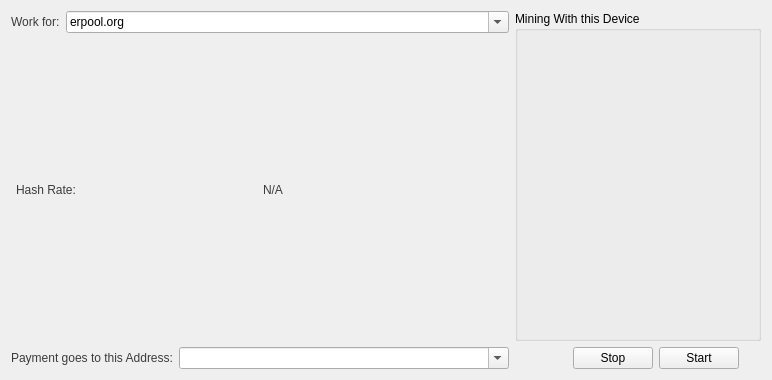
This is src/qt/forms/miner.ui in ecoinchain/ecoin as Qt 5 draws it before an edit. The edited form follows.
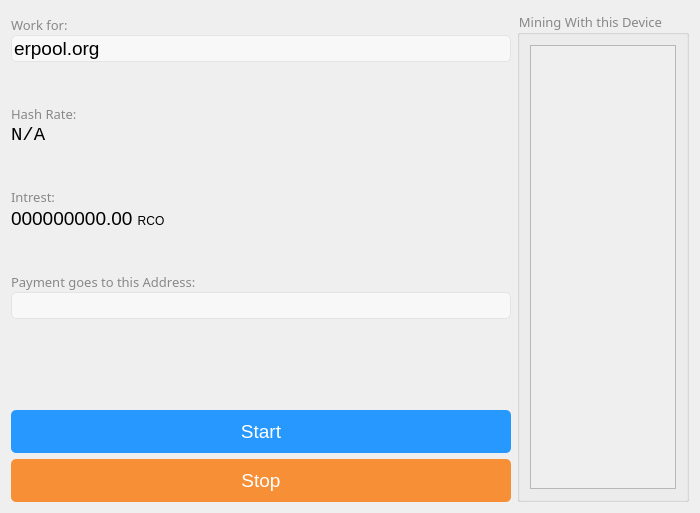
This is the edited form. Icons and pictures are not drawn. Custom widgets are drawn as their Qt base class.

Diff of the .ui file:
```diff
--- a/src/qt/forms/miner.ui
+++ b/src/qt/forms/miner.ui
@@ -2,44 +2,116 @@
 <ui version="4.0">
  <class>MinerSetup</class>
  <widget class="QWidget" name="MinerSetup">
+  <property name="font">
+   <font>
+    <weight>1</weight>
+    <italic>false</italic>
+    <bold>false</bold>
+   </font>
+  </property>
   <property name="windowTitle">
    <string>Contribute to a Pool</string>
   </property>
   <property name="styleSheet">
-   <string notr="true">#WatchImmature , #framePending{
+   <string notr="true">#stopbutton {
+color: rgb(255, 255, 255);
+background-color:#F78F36;
 border-radius: 5px;
-background-color: qlineargradient(spread:pad, x1:0, y1:0, x2:0, y2:1, stop:0 rgba(185, 188, 192, 255), stop:1 rgba(153, 158, 163, 255))
+font : 14pt;
 }
 
-QFrame#frameBalance {
-background-color: qlineargradient(spread:pad, x1:0, y1:0, x2:1, y2:0, stop:0 #009ECF, stop:1 #00AFE5);
-
+#startbutton {
+color: rgb(255, 255, 255);
+background-color:#2798FF;
 border-radius: 5px;
+font : 14pt;
 }
 
-QFrame#frameTotal {
-background-color: rgb(248, 248, 248);
-border-radius: 5px;
+#startbutton:pressed {
+background-color:#1C8AEE ;
 }
 
-#frameHistory {
-background-color: rgb(248, 248, 248);
+#stopbutton:pressed {
+background-color:#EA8128 ;
+}
+
+
+#startbutton:hover, #stopbutton:hover {
+}
+
+QComboBox {
+background: #F8F8F8;
+border: 1px solid #E4E4E4;
 border-radius: 5px;
+font : 14pt;
 }
 
-QLabel {
-	color: rgb(57, 60, 61);
+QComboBox::down-arrow {
+    image: url(:/icons/down);
 }
 
-</string>
+QComboBox::down-arrow:on { /* shift the arrow when popup is open */
+    image: url(:/icons/up);
+}
+QComboBox::drop-down {
+    subcontrol-origin: padding;
+    subcontrol-position: top right;
+
+    border-left-width: 0px;
+    border-left-color: darkgray;
+    border-left-style: solid; /* just a single line */
+    border-top-right-radius: 3px; /* same radius as the QComboBox */
+    border-bottom-right-radius: 3px;
+}
+
+* {
+	font: 14 pt;
+}
+
+#unitlabel {
+	font : 6pt;
+}
+
+#hashrate, #Interest  {
+font-size: 14pt;
+color: #000000;
+letter-spacing: 0.5pt;
+line-height: 14pt;
+}
+
+#workfor , #hashrate_label, #Interestlabel , #username_label, #cpu_select_group {
+font-family: PingFangSC-Regular;
+font-size: 10pt;
+color: #888888;
+letter-spacing: 0.5pt;
+line-height: 14pt;
+}</string>
   </property>
-  <layout class="QHBoxLayout" name="horizontalLayout_5" stretch="2,8">
+  <layout class="QHBoxLayout" name="horizontalLayout">
    <item>
-    <layout class="QVBoxLayout" name="verticalLayout">
+    <layout class="QVBoxLayout" name="verticalLayout_6" stretch="0,1,0,1,0,1,0,3,0,0">
      <item>
-      <layout class="QHBoxLayout" name="horizontalLayout" stretch="0,1">
+      <layout class="QVBoxLayout" name="verticalLayout">
+       <property name="spacing">
+        <number>1</number>
+       </property>
+       <property name="topMargin">
+        <number>5</number>
+       </property>
+       <property name="bottomMargin">
+        <number>5</number>
+       </property>
        <item>
-        <widget class="QLabel" name="label">
+        <widget class="QLabel" name="workfor">
+         <property name="font">
+          <font>
+           <family>PingFangSC-Regular</family>
+           <pointsize>10</pointsize>
+           <weight>1</weight>
+           <italic>false</italic>
+           <bold>false</bold>
+          </font>
+         </property>
          <property name="text">
           <string>Work for:</string>
          </property>
@@ -47,6 +119,14 @@
        </item>
        <item>
         <widget class="QComboBox" name="location">
+         <property name="font">
+          <font>
+           <pointsize>14</pointsize>
+           <weight>50</weight>
+           <italic>false</italic>
+           <bold>false</bold>
+          </font>
+         </property>
          <property name="editable">
           <bool>true</bool>
          </property>
@@ -60,21 +140,40 @@
       </layout>
      </item>
      <item>
-      <layout class="QHBoxLayout" name="horizontalLayout_3">
-       <property name="leftMargin">
-        <number>5</number>
+      <spacer name="verticalSpacer_2">
+       <property name="orientation">
+        <enum>Qt::Vertical</enum>
+       </property>
+       <property name="sizeHint" stdset="0">
+        <size>
+         <width>20</width>
+         <height>40</height>
+        </size>
+       </property>
+      </spacer>
+     </item>
+     <item>
+      <layout class="QVBoxLayout" name="verticalLayout_3">
+       <property name="spacing">
+        <number>1</number>
        </property>
        <property name="topMargin">
         <number>5</number>
        </property>
-       <property name="rightMargin">
-        <number>5</number>
-       </property>
        <property name="bottomMargin">
         <number>5</number>
        </property>
        <item>
-        <widget class="QLabel" name="label_2">
+        <widget class="QLabel" name="hashrate_label">
+         <property name="font">
+          <font>
+           <family>PingFangSC-Regular</family>
+           <pointsize>10</pointsize>
+           <weight>1</weight>
+           <italic>false</italic>
+           <bold>false</bold>
+          </font>
+         </property>
          <property name="text">
           <string>Hash Rate:</string>
          </property>
@@ -82,6 +181,15 @@
        </item>
        <item>
         <widget class="QLabel" name="hashrate">
+         <property name="font">
+          <font>
+           <family>Monospace</family>
+           <pointsize>14</pointsize>
+           <weight>1</weight>
+           <italic>false</italic>
+           <bold>false</bold>
+          </font>
+         </property>
          <property name="text">
           <string>N/A</string>
          </property>
@@ -90,9 +198,102 @@
       </layout>
      </item>
      <item>
-      <layout class="FlowLayout" name="flowLayout">
+      <spacer name="verticalSpacer_3">
+       <property name="orientation">
+        <enum>Qt::Vertical</enum>
+       </property>
+       <property name="sizeHint" stdset="0">
+        <size>
+         <width>20</width>
+         <height>40</height>
+        </size>
+       </property>
+      </spacer>
+     </item>
+     <item>
+      <layout class="QVBoxLayout" name="verticalLayout_4">
+       <property name="spacing">
+        <number>1</number>
+       </property>
+       <property name="topMargin">
+        <number>5</number>
+       </property>
+       <property name="bottomMargin">
+        <number>5</number>
+       </property>
+       <item>
+        <widget class="QLabel" name="Interestlabel">
+         <property name="font">
+          <font>
+           <family>PingFangSC-Regular</family>
+           <pointsize>10</pointsize>
+           <weight>1</weight>
+           <italic>false</italic>
+           <bold>false</bold>
+          </font>
+         </property>
+         <property name="text">
+          <string>Intrest:</string>
+         </property>
+        </widget>
+       </item>
+       <item>
+        <widget class="QLabel" name="label_4">
+         <property name="sizePolicy">
+          <sizepolicy hsizetype="Minimum" vsizetype="Minimum">
+           <horstretch>0</horstretch>
+           <verstretch>0</verstretch>
+          </sizepolicy>
+         </property>
+         <property name="font">
+          <font>
+           <weight>1</weight>
+           <italic>false</italic>
+           <bold>false</bold>
+          </font>
+         </property>
+         <property name="text">
+          <string>&lt;html&gt;&lt;head/&gt;&lt;body&gt;&lt;p&gt;&lt;span style=&quot; font-size:14pt;&quot;&gt;000000000.00 &lt;/span&gt;&lt;span style=&quot; font-size:9pt;&quot;&gt;RCO&lt;/span&gt;&lt;/p&gt;&lt;/body&gt;&lt;/html&gt;</string>
+         </property>
+        </widget>
+       </item>
+      </layout>
+     </item>
+     <item>
+      <spacer name="verticalSpacer_4">
+       <property name="orientation">
+        <enum>Qt::Vertical</enum>
+       </property>
+       <property name="sizeHint" stdset="0">
+        <size>
+         <width>20</width>
+         <height>40</height>
+        </size>
+       </property>
+      </spacer>
+     </item>
+     <item>
+      <layout class="QVBoxLayout" name="verticalLayout_5">
+       <property name="spacing">
+        <number>1</number>
+       </property>
+       <property name="topMargin">
+        <number>5</number>
+       </property>
+       <property name="bottomMargin">
+        <number>5</number>
+       </property>
        <item>
         <widget class="QLabel" name="username_label">
+         <property name="font">
+          <font>
+           <family>PingFangSC-Regular</family>
+           <pointsize>10</pointsize>
+           <weight>1</weight>
+           <italic>false</italic>
+           <bold>false</bold>
+          </font>
+         </property>
          <property name="text">
           <string>Payment goes to this Address:</string>
          </property>
@@ -102,10 +303,18 @@
         <widget class="QComboBox" name="username">
          <property name="minimumSize">
           <size>
-           <width>330</width>
+           <width>500</width>
            <height>0</height>
           </size>
          </property>
+         <property name="font">
+          <font>
+           <pointsize>14</pointsize>
+           <weight>50</weight>
+           <italic>false</italic>
+           <bold>false</bold>
+          </font>
+         </property>
          <property name="editable">
           <bool>true</bool>
          </property>
@@ -113,96 +322,92 @@
        </item>
       </layout>
      </item>
-    </layout>
-   </item>
-   <item>
-    <layout class="QVBoxLayout" name="verticalLayout_2">
      <item>
-      <widget class="QGroupBox" name="cpu_select_group">
-       <property name="minimumSize">
+      <spacer name="verticalSpacer">
+       <property name="orientation">
+        <enum>Qt::Vertical</enum>
+       </property>
+       <property name="sizeHint" stdset="0">
         <size>
-         <width>0</width>
-         <height>330</height>
+         <width>20</width>
+         <height>40</height>
         </size>
        </property>
-       <property name="title">
-        <string>Mining With this Device</string>
+      </spacer>
+     </item>
+     <item>
+      <widget class="QPushButton" name="startbutton">
+       <property name="styleSheet">
+        <string notr="true">padding : 10px;</string>
        </property>
-       <layout class="QGridLayout" name="cpu_select_group_layout">
-        <property name="leftMargin">
-         <number>10</number>
-        </property>
-        <property name="topMargin">
-         <number>10</number>
-        </property>
-        <property name="rightMargin">
-         <number>10</number>
-        </property>
-        <property name="bottomMargin">
-         <number>10</number>
-        </property>
-        <property name="horizontalSpacing">
-         <number>6</number>
-        </property>
-       </layout>
+       <property name="text">
+        <string>Start</string>
+       </property>
       </widget>
      </item>
      <item>
-      <layout class="QHBoxLayout" name="horizontalLayout_2" stretch="8,0,0,3">
-       <item>
-        <spacer name="horizontalSpacer">
-         <property name="orientation">
-          <enum>Qt::Horizontal</enum>
-         </property>
-         <property name="sizeHint" stdset="0">
-          <size>
-           <width>40</width>
-           <height>20</height>
-          </size>
-         </property>
-        </spacer>
-       </item>
-       <item>
-        <widget class="QPushButton" name="stopbutton">
-         <property name="text">
-          <string>Stop</string>
-         </property>
-        </widget>
-       </item>
-       <item>
-        <widget class="QPushButton" name="startbutton">
-         <property name="text">
-          <string>Start</string>
-         </property>
-        </widget>
-       </item>
-       <item>
-        <spacer name="horizontalSpacer_2">
-         <property name="orientation">
-          <enum>Qt::Horizontal</enum>
-         </property>
-         <property name="sizeHint" stdset="0">
-          <size>
-           <width>40</width>
-           <height>20</height>
-          </size>
-         </property>
-        </spacer>
-       </item>
-      </layout>
+      <widget class="QPushButton" name="stopbutton">
+       <property name="styleSheet">
+        <string notr="true">padding : 10px;</string>
+       </property>
+       <property name="text">
+        <string>Stop</string>
+       </property>
+      </widget>
      </item>
     </layout>
    </item>
+   <item>
+    <widget class="QGroupBox" name="cpu_select_group">
+     <property name="minimumSize">
+      <size>
+       <width>0</width>
+       <height>330</height>
+      </size>
+     </property>
+     <property name="title">
+      <string>Mining With this Device</string>
+     </property>
+     <layout class="QVBoxLayout" name="verticalLayout_2">
+      <property name="leftMargin">
+       <number>10</number>
+      </property>
+      <property name="topMargin">
+       <number>10</number>
+      </property>
+      <property name="rightMargin">
+       <number>10</number>
+      </property>
+      <property name="bottomMargin">
+       <number>10</number>
+      </property>
+      <item>
+       <widget class="QScrollArea" name="scrollArea">
+        <property name="widgetResizable">
+         <bool>true</bool>
+        </property>
+        <widget class="QWidget" name="scrollAreaWidgetContents">
+         <property name="geometry">
+          <rect>
+           <x>0</x>
+           <y>0</y>
+           <width>279</width>
+           <height>525</height>
+          </rect>
+         </property>
+         <layout class="QGridLayout" name="cpu_select_group_layout">
+          <property name="sizeConstraint">
+           <enum>QLayout::SetMinimumSize</enum>
+          </property>
+         </layout>
+        </widget>
+       </widget>
+      </item>
+     </layout>
+    </widget>
+   </item>
   </layout>
  </widget>
-   <customwidgets>
-  <customwidget>
-   <class>FlowLayout</class>
-   <extends>QHBoxLayout</extends>
-   <header>qt/widgets/flowlayout.h</header>
-   <container>1</container>
-  </customwidget>
- </customwidgets>
  <resources/>
  <connections/>
 </ui>
```
